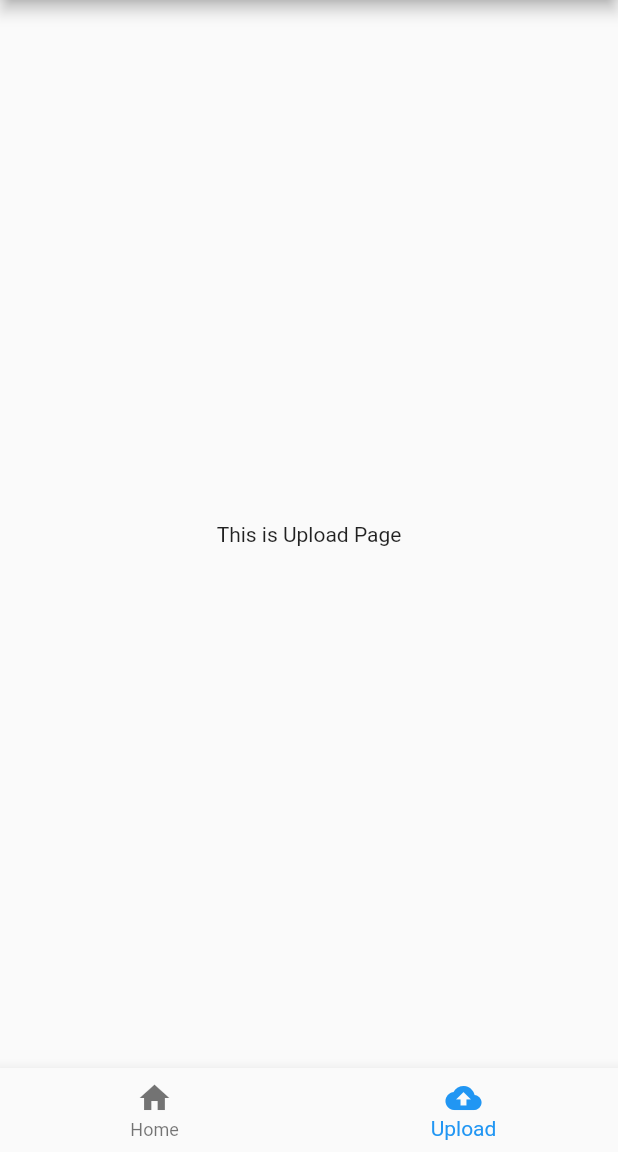
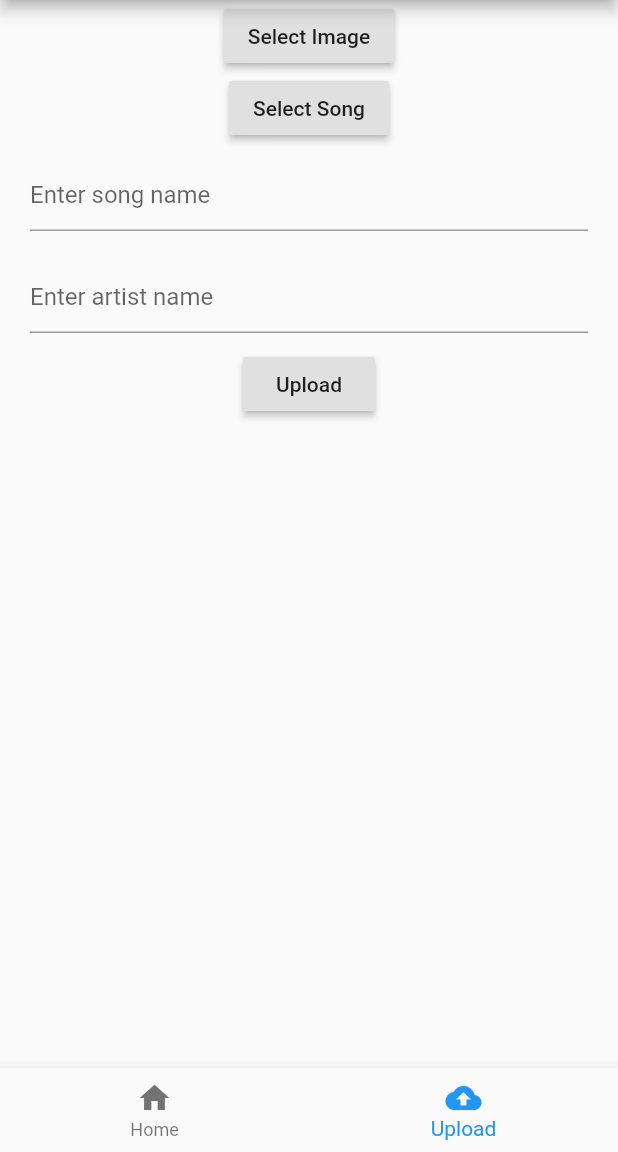
Before and after one commit to didierganthier/music_player, a Flutter app: the screen it shows after launch, item 2 of the bottom bar chosen, on a phone screen of 412 x 824 dp, the part 84-1236 px from its top. Run offline on Flutter 3.47's test engine with Material 2 defaults, Android fonts, the phone set to English and light mode, and no system bars.

Commit message:
upload.dart page basic UI completed

```diff
--- a/lib/screens/upload.dart
+++ b/lib/screens/upload.dart
@@ -6,10 +6,46 @@ class Upload extends StatefulWidget {
 }
 
 class _UploadState extends State<Upload> {
+  TextEditingController songName = TextEditingController();
+  TextEditingController artistName = TextEditingController();
+
   @override
   Widget build(BuildContext context) {
     return Center(
-      child: Text('This is Upload Page'),
+      child: Column(
+        children: <Widget>[
+          RaisedButton(
+            onPressed: (){},
+            child: Text('Select Image'),
+          ),
+          RaisedButton(
+            onPressed: (){},
+            child: Text('Select Song'),
+          ),
+          Padding(
+            padding: EdgeInsets.fromLTRB(20.0, 10.0, 20.0, 10.0),
+            child: TextField(
+              controller: songName,
+              decoration: InputDecoration(
+                hintText: 'Enter song name'
+              ),
+            ),
+          ),
+          Padding(
+            padding: EdgeInsets.fromLTRB(20.0, 10.0, 20.0, 10.0),
+            child: TextField(
+              controller: artistName,
+              decoration: InputDecoration(
+                  hintText: 'Enter artist name'
+              ),
+            ),
+          ),
+          RaisedButton(
+            onPressed: (){},
+            child: Text('Upload'),
+          )
+        ],
+      ),
     );
   }
 }
```
